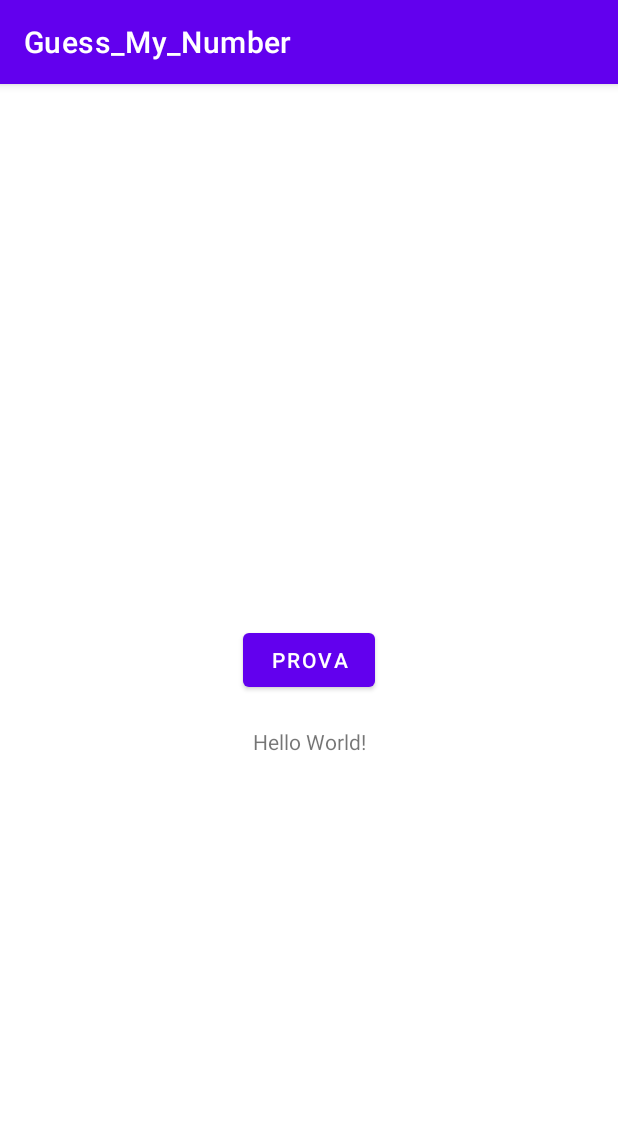
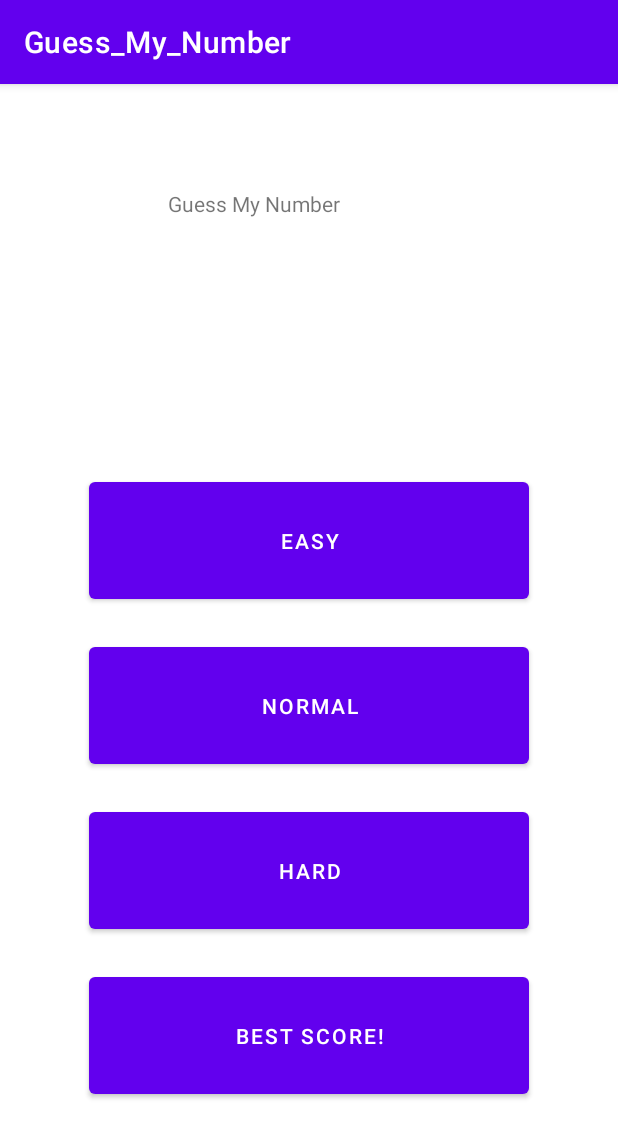
Before and after one commit to MereacreEugen01/Guess_My_Number, an Android app: the screen it shows after launch (MainActivity), on a phone screen of 412 x 824 dp. Shown: the top 1138 px of the screen. Run offline under Robolectric (Android 15) with nearby library versions, the phone set to English and light mode, and no system bars.

Commit message:
Aggiunta l'activity di gioco con i bottoni e finita l'activity iniziale

```diff
--- a/app/build.gradle
+++ b/app/build.gradle
@@ -25,6 +25,8 @@ android {
         sourceCompatibility JavaVersion.VERSION_1_8
         targetCompatibility JavaVersion.VERSION_1_8
     }
+    compileSdkVersion 31
+    buildToolsVersion '31.0.0'
 }
 
 dependencies {
--- a/app/src/main/AndroidManifest.xml
+++ b/app/src/main/AndroidManifest.xml
@@ -10,6 +10,9 @@
         android:supportsRtl="true"
         android:theme="@style/Theme.Guess_My_Number">
         <activity
+            android:name=".Game_Activity"
+            android:exported="false" />
+        <activity
             android:name=".MainActivity"
             android:exported="true">
             <intent-filter>
--- a/app/src/main/res/layout/activity_main.xml
+++ b/app/src/main/res/layout/activity_main.xml
@@ -7,28 +7,65 @@
     tools:context=".MainActivity">
 
     <TextView
-        android:id="@+id/textView"
-        android:layout_width="wrap_content"
-        android:layout_height="wrap_content"
-        android:text="Hello World!"
+        android:id="@+id/Titolo"
+        android:layout_width="188dp"
+        android:layout_height="70dp"
+        android:text="Guess My Number"
         app:layout_constraintBottom_toBottomOf="parent"
         app:layout_constraintLeft_toLeftOf="parent"
         app:layout_constraintRight_toRightOf="parent"
         app:layout_constraintTop_toTopOf="parent"
-        app:layout_constraintVertical_bias="0.573" />
+        app:layout_constraintVertical_bias="0.100000024" />
 
     <Button
-        android:id="@+id/button"
-        android:layout_width="wrap_content"
-        android:layout_height="wrap_content"
+        android:id="@+id/Easy_Button"
+        android:layout_width="293dp"
+        android:layout_height="90dp"
         android:layout_marginStart="8dp"
-        android:layout_marginTop="8dp"
+        android:layout_marginTop="50dp"
         android:layout_marginEnd="8dp"
-        android:layout_marginBottom="8dp"
-        android:text="Prova"
+        android:layout_marginBottom="350dp"
+        android:text="Easy"
         app:layout_constraintBottom_toBottomOf="parent"
         app:layout_constraintEnd_toEndOf="parent"
+        app:layout_constraintHorizontal_bias="0.501"
         app:layout_constraintStart_toStartOf="parent"
-        app:layout_constraintTop_toTopOf="parent" />
+        app:layout_constraintTop_toBottomOf="@+id/Titolo" />
+
+    <Button
+        android:id="@+id/Normal_Button"
+        android:layout_width="293dp"
+        android:layout_height="90dp"
+        android:layout_marginStart="8dp"
+        android:layout_marginTop="20dp"
+        android:layout_marginEnd="8dp"
+        android:text="Normal"
+        app:layout_constraintEnd_toEndOf="parent"
+        app:layout_constraintStart_toStartOf="parent"
+        app:layout_constraintTop_toBottomOf="@+id/Easy_Button" />
+
+    <Button
+        android:id="@+id/Hard_Button"
+        android:layout_width="293dp"
+        android:layout_height="90dp"
+        android:layout_marginStart="8dp"
+        android:layout_marginTop="20dp"
+        android:layout_marginEnd="8dp"
+        android:text="Hard"
+        app:layout_constraintEnd_toEndOf="parent"
+        app:layout_constraintStart_toStartOf="parent"
+        app:layout_constraintTop_toBottomOf="@+id/Normal_Button" />
+
+    <Button
+        android:id="@+id/Score_Button"
+        android:layout_width="293dp"
+        android:layout_height="90dp"
+        android:layout_marginStart="8dp"
+        android:layout_marginTop="20dp"
+        android:layout_marginEnd="8dp"
+        android:text="Best Score!"
+        app:layout_constraintEnd_toEndOf="parent"
+        app:layout_constraintStart_toStartOf="parent"
+        app:layout_constraintTop_toBottomOf="@+id/Hard_Button" />
 
 </androidx.constraintlayout.widget.ConstraintLayout>
--- a/app/src/main/res/values/strings.xml
+++ b/app/src/main/res/values/strings.xml
@@ -1,3 +1,4 @@
 <resources>
     <string name="app_name">Guess_My_Number</string>
+    <string name="etichetta_guess_it">Guess it</string>
 </resources>
```
Also changed, not shown: app/src/main/java/com/example/guess_my_number/Game_Activity.java (added, +14 -0 lines), app/src/main/res/layout/activity_game.xml (added, +168 -0 lines).
